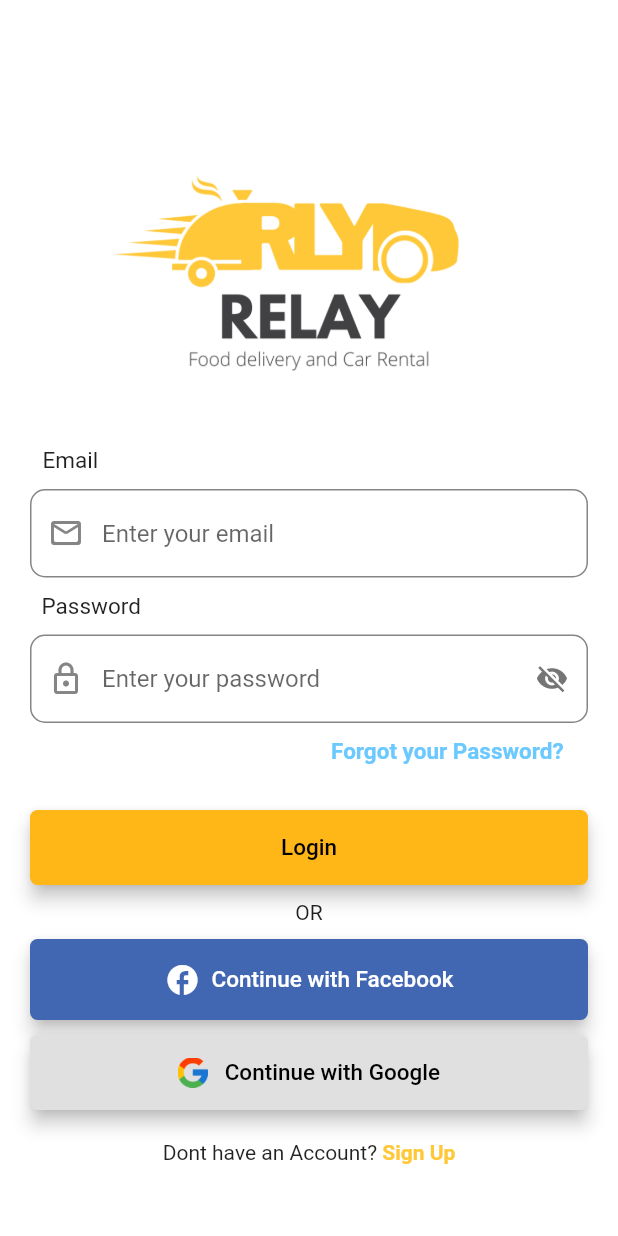
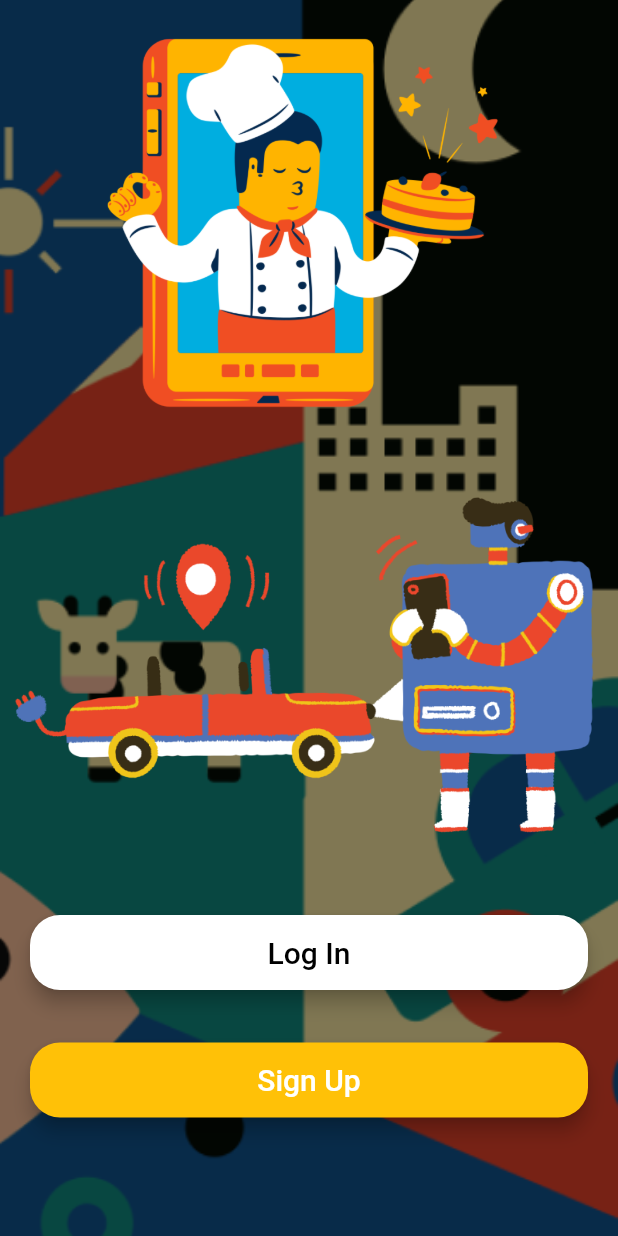
Before and after one commit to Jetpack019/RELAY-FINAL, a Flutter app: the screen it shows after launch, on a phone screen of 412 x 824 dp. Run offline on Flutter 3.47's test engine with Material 2 defaults, Android fonts, the light colour scheme and no system bars; our stand-ins replace cloud_firestore, email_validator, firebase_auth, firebase_core, flutter_typeahead, fluttertoast and 6 more; missing offline and left inert: cnic_scanner, email_auth, flutter_elegant_number_button, flutter_facebook_auth, http_auth, pay and 1 more; accounts and stored records are empty; Roboto replaces fonts that are missing (Poppins, Word Sans, Work Sans).

Commit message:
change in login screen

```diff
--- a/lib/main.dart
+++ b/lib/main.dart
@@ -3,6 +3,7 @@ import 'package:flutter/material.dart';
 import 'package:provider/provider.dart';
 
 import 'package:flutter/services.dart';
+import 'package:relay_finalize/screens/start/start_login.dart';
 import 'package:shared_preferences/shared_preferences.dart';
 
 import 'controllers/login_controller.dart';
@@ -52,7 +53,7 @@ class MyApp extends StatelessWidget {
         theme: ThemeData(
           primarySwatch: Colors.blue,
         ),
-        home: showHome ? HomeScreen() : LoginScreen(),
+        home: showHome ? HomeScreen() : StartLogin(),
       ),
     );
   }
--- /dev/null
+++ b/lib/screens/start/start_login.dart
@@ -0,0 +1,111 @@
+import 'package:flutter/material.dart';
+import 'package:relay_finalize/screens/login/login.dart';
+import 'package:relay_finalize/screens/sign_up/sign_up.dart';
+
+class StartLogin extends StatelessWidget {
+  const StartLogin({Key? key}) : super(key: key);
+
+  @override
+  Widget build(BuildContext context) {
+    return Container(
+      decoration: BoxDecoration(
+          image: DecorationImage(
+              image: AssetImage("assets/StartLogin/startLoginScreen.png"),
+              fit: BoxFit.cover)),
+      child: Scaffold(
+          backgroundColor: Colors.transparent,
+          body: SingleChildScrollView(
+            child: Container(
+              child: Column(
+                children: [
+                  Image.asset("assets/StartLogin/Food delivery.png",
+                      height: 300, width: MediaQuery.of(context).size.width),
+                  Image.asset("assets/StartLogin/Where is my car.png",
+                      height: 300, width: MediaQuery.of(context).size.width),
+                  Padding(
+                    padding: const EdgeInsets.only(
+                        left: 20, right: 20, top: 10, bottom: 25),
+                    child: Material(
+                      elevation: 5,
+                      borderRadius: BorderRadius.circular(20),
+                      color: Colors.white,
+                      child: Padding(
+                        padding: EdgeInsetsDirectional.fromSTEB(10, 0, 10, 0),
+                        child: SizedBox(
+                          child: MaterialButton(
+                            onPressed: () {
+                              Navigator.of(context).push(
+                                MaterialPageRoute(
+                                  builder: (context) => LoginScreen(),
+                                ),
+                              );
+                            },
+                            height: 50,
+                            minWidth: MediaQuery.of(context).size.width,
+                            child: Row(
+                              mainAxisAlignment: MainAxisAlignment.center,
+                              // ignore: prefer_const_literals_to_create_immutables
+                              children: [
+                                Text(
+                                  "Log In",
+                                  textAlign: TextAlign.center,
+                                  style: TextStyle(
+                                    fontFamily: 'Word Sans',
+                                    color: Colors.black,
+                                    fontSize: 20,
+                                  ),
+                                ),
+                              ],
+                            ),
+                          ),
+                        ),
+                      ),
+                    ),
+                  ),
+                  Padding(
+                    padding: const EdgeInsets.only(
+                        left: 20, right: 20, top: 10, bottom: 25),
+                    child: Material(
+                      elevation: 5,
+                      borderRadius: BorderRadius.circular(20),
+                      color: Colors.amber,
+                      child: Padding(
+                        padding: EdgeInsetsDirectional.fromSTEB(10, 0, 10, 0),
+                        child: SizedBox(
+                          child: MaterialButton(
+                            onPressed: () {
+                              Navigator.of(context).push(
+                                MaterialPageRoute(
+                                  builder: (context) => SignUpScreen(),
+                                ),
+                              );
+                            },
+                            height: 50,
+                            minWidth: MediaQuery.of(context).size.width,
+                            child: Row(
+                              mainAxisAlignment: MainAxisAlignment.center,
+                              // ignore: prefer_const_literals_to_create_immutables
+                              children: [
+                                Text(
+                                  "Sign Up",
+                                  textAlign: TextAlign.center,
+                                  style: TextStyle(
+                                    fontFamily: 'Word Sans',
+                                    color: Colors.white,
+                                    fontSize: 20,
+                                  ),
+                                ),
+                              ],
+                            ),
+                          ),
+                        ),
+                      ),
+                    ),
+                  ),
+                ],
+              ),
+            ),
+          )),
+    );
+  }
+}
--- a/pubspec.yaml
+++ b/pubspec.yaml
@@ -165,6 +165,7 @@ flutter:
     - assets/relay_intro/
 
     - assets/Account/
+    - assets/StartLogin/
 
   # An image asset can refer to one or more resolution-specific "variants", see
   # https://flutter.dev/assets-and-images/#resolution-aware
```
Also changed, not shown: lib/food_order/Family_Meals/8_pcs_CB_RJSD.dart (+15 -5 lines), lib/screens/car_rents/electrical_vehicles/testla/tesla_cars.dart (+13 -0 lines), lib/screens/delivery/order_process.dart (+11 -5 lines), assets/StartLogin/Food delivery.png (added), assets/StartLogin/Where is my car.png (added), assets/StartLogin/startLoginScreen.png (added), 1 other file.
